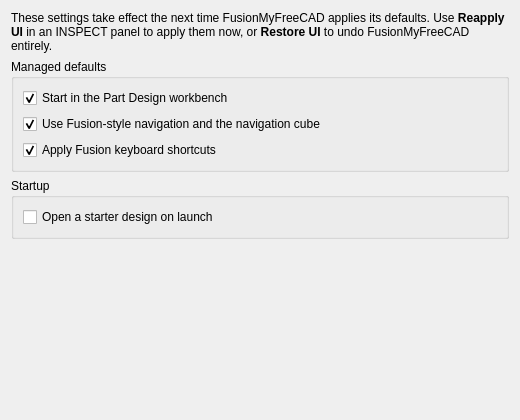
Before: the Qt Designer form Resources/FusionMyFreeCAD/preferences.ui in colintrachte/FusionMyFreeCAD, drawn with Qt 5.
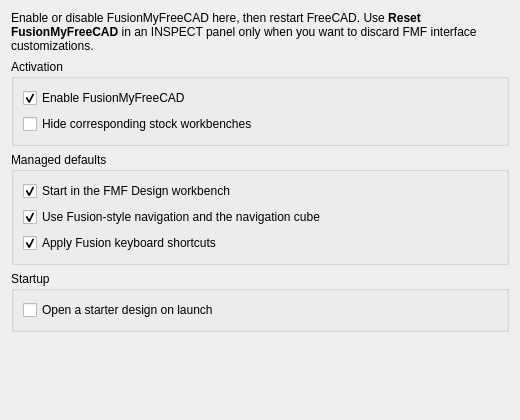
After: the same form once the commit is applied. Custom widgets are drawn as their Qt base class.

Commit message: feat: refactor part 2

```diff
--- a/Resources/FusionMyFreeCAD/preferences.ui
+++ b/Resources/FusionMyFreeCAD/preferences.ui
@@ -17,13 +17,60 @@
    <item>
     <widget class="QLabel" name="introLabel">
      <property name="text">
-      <string>These settings take effect the next time FusionMyFreeCAD applies its defaults. Use &lt;b&gt;Reapply UI&lt;/b&gt; in an INSPECT panel to apply them now, or &lt;b&gt;Restore UI&lt;/b&gt; to undo FusionMyFreeCAD entirely.</string>
+      <string>Enable or disable FusionMyFreeCAD here, then restart FreeCAD. Use &lt;b&gt;Reset FusionMyFreeCAD&lt;/b&gt; in an INSPECT panel only when you want to discard FMF interface customizations.</string>
      </property>
      <property name="wordWrap">
       <bool>true</bool>
      </property>
     </widget>
    </item>
+   <item>
+    <widget class="QGroupBox" name="activationGroup">
+     <property name="title">
+      <string>Activation</string>
+     </property>
+     <layout class="QVBoxLayout" name="activationLayout">
+      <item>
+       <widget class="Gui::PrefCheckBox" name="enabled">
+        <property name="toolTip">
+         <string>When disabled, FusionMyFreeCAD leaves the standard FreeCAD interface active on the next launch.</string>
+        </property>
+        <property name="text">
+         <string>Enable FusionMyFreeCAD</string>
+        </property>
+        <property name="checked">
+         <bool>true</bool>
+        </property>
+        <property name="prefEntry" stdset="0">
+         <cstring>Enabled</cstring>
+        </property>
+        <property name="prefPath" stdset="0">
+         <cstring>Mod/FusionMyFreeCAD</cstring>
+        </property>
+       </widget>
+      </item>
+      <item>
+       <widget class="Gui::PrefCheckBox" name="hideNativeWorkbenches">
+        <property name="toolTip">
+         <string>Hide the four corresponding stock workbenches while FusionMyFreeCAD is enabled. Their prior visibility is restored when FusionMyFreeCAD is disabled.</string>
+        </property>
+        <property name="text">
+         <string>Hide corresponding stock workbenches</string>
+        </property>
+        <property name="checked">
+         <bool>false</bool>
+        </property>
+        <property name="prefEntry" stdset="0">
+         <cstring>HideNativeWorkbenches</cstring>
+        </property>
+        <property name="prefPath" stdset="0">
+         <cstring>Mod/FusionMyFreeCAD</cstring>
+        </property>
+       </widget>
+      </item>
+     </layout>
+    </widget>
+   </item>
    <item>
     <widget class="QGroupBox" name="managedGroup">
      <property name="title">
@@ -36,7 +83,7 @@
          <string>Open FreeCAD in Part Design, matching Fusion's Design workspace.</string>
         </property>
         <property name="text">
-         <string>Start in the Part Design workbench</string>
+         <string>Start in the FMF Design workbench</string>
         </property>
         <property name="checked">
          <bool>true</bool>
```
Left out of the diff: 2 changed lines with no effect on the pictures. The commit also changes 34 other files.
